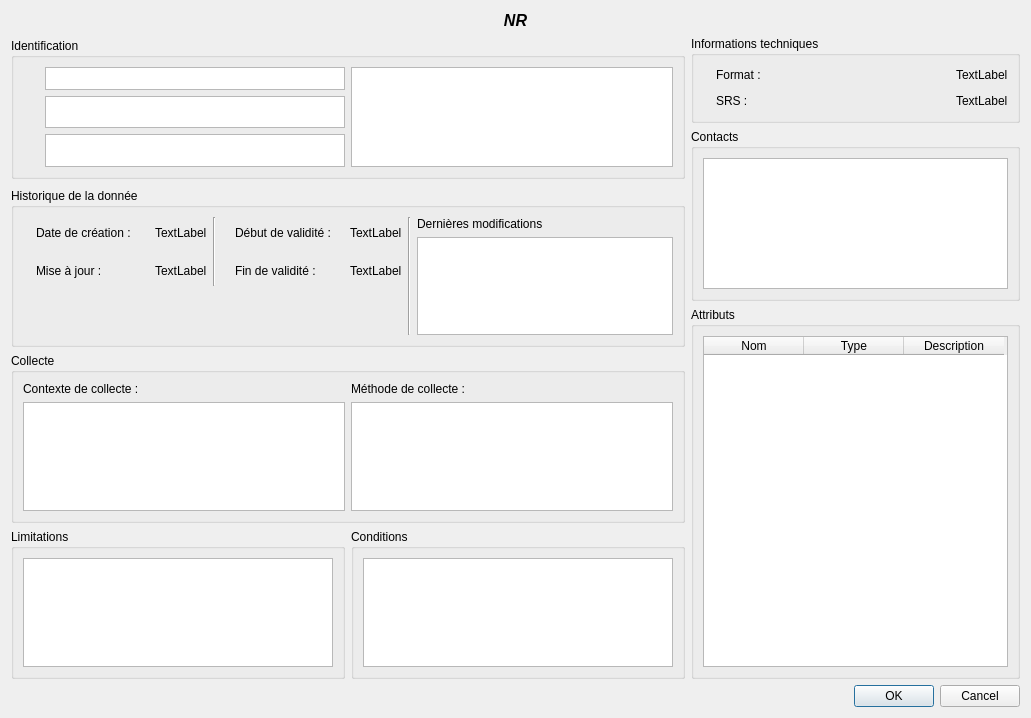
Old version of the form ui/mddetails/isogeo_md_details.ui in the repository isogeo/isogeo-plugin-qgis.
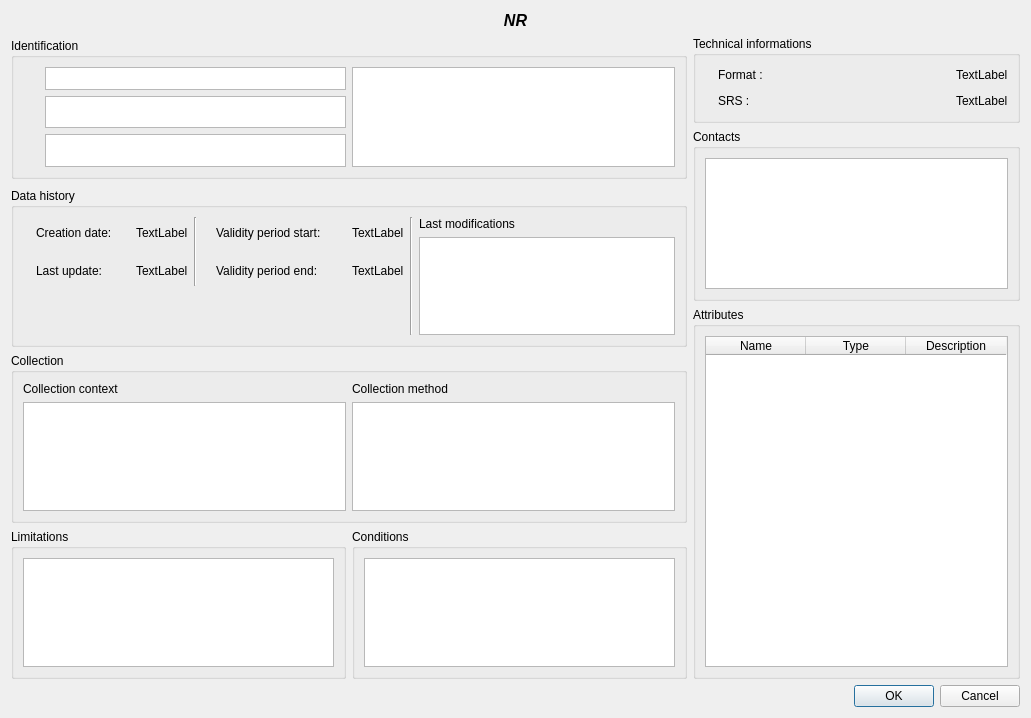
New version of the form. Icons and pictures are not drawn. Custom widgets are drawn as their Qt base class.

What changed in the file:
```diff
--- a/ui/mddetails/isogeo_md_details.ui
+++ b/ui/mddetails/isogeo_md_details.ui
@@ -226,7 +226,7 @@
       </size>
      </property>
      <property name="title">
-      <string>Informations techniques</string>
+      <string>Technical informations</string>
      </property>
      <layout class="QGridLayout" name="gridLayout_4">
       <item row="0" column="0">
@@ -374,7 +374,7 @@
       </size>
      </property>
      <property name="title">
-      <string>Historique de la donnée</string>
+      <string>Data history</string>
      </property>
      <layout class="QGridLayout" name="gridLayout_5">
       <item row="0" column="1" rowspan="3">
@@ -416,7 +416,7 @@
       <item row="0" column="2">
        <widget class="QLabel" name="label">
         <property name="text">
-         <string>Dernières modifications</string>
+         <string>Last modifications</string>
         </property>
        </widget>
       </item>
@@ -441,7 +441,7 @@
               <item>
                <widget class="QLabel" name="lbl_data_crea">
                 <property name="text">
-                 <string>Date de création :</string>
+                 <string>Creation date:</string>
                 </property>
                </widget>
               </item>
@@ -486,7 +486,7 @@
               <item>
                <widget class="QLabel" name="lbl_data_updt">
                 <property name="text">
-                 <string>Mise à jour :</string>
+                 <string>Last update:</string>
                 </property>
                </widget>
               </item>
@@ -542,7 +542,7 @@
               <item>
                <widget class="QLabel" name="lbl_valid_start">
                 <property name="text">
-                 <string>Début de validité :</string>
+                 <string>Validity period start:</string>
                 </property>
                </widget>
               </item>
@@ -587,7 +587,7 @@
               <item>
                <widget class="QLabel" name="lbl_valid_end">
                 <property name="text">
-                 <string>Fin de validité :</string>
+                 <string>Validity period end:</string>
                 </property>
                </widget>
               </item>
@@ -639,7 +639,7 @@
    <item row="4" column="1" rowspan="3">
     <widget class="QGroupBox" name="grp_fields">
      <property name="title">
-      <string>Attributs</string>
+      <string>Attributes</string>
      </property>
      <layout class="QGridLayout" name="gridLayout">
       <item row="0" column="0">
@@ -649,7 +649,7 @@
         </property>
         <column>
          <property name="text">
-          <string>Nom</string>
+          <string>Name</string>
          </property>
         </column>
         <column>
@@ -670,20 +670,20 @@
    <item row="5" column="0">
     <widget class="QGroupBox" name="groupBox">
      <property name="title">
-      <string>Collecte</string>
+      <string>Collection</string>
      </property>
      <layout class="QGridLayout" name="gridLayout_8">
       <item row="0" column="0">
        <widget class="QLabel" name="lbl_context">
         <property name="text">
-         <string>Contexte de collecte :</string>
+         <string>Collection context</string>
         </property>
        </widget>
       </item>
       <item row="0" column="1">
        <widget class="QLabel" name="lbl_method">
         <property name="text">
-         <string>Méthode de collecte :</string>
+         <string>Collection method</string>
         </property>
        </widget>
       </item>
```
Left out of the diff: 10 changed lines with no effect on the pictures.
